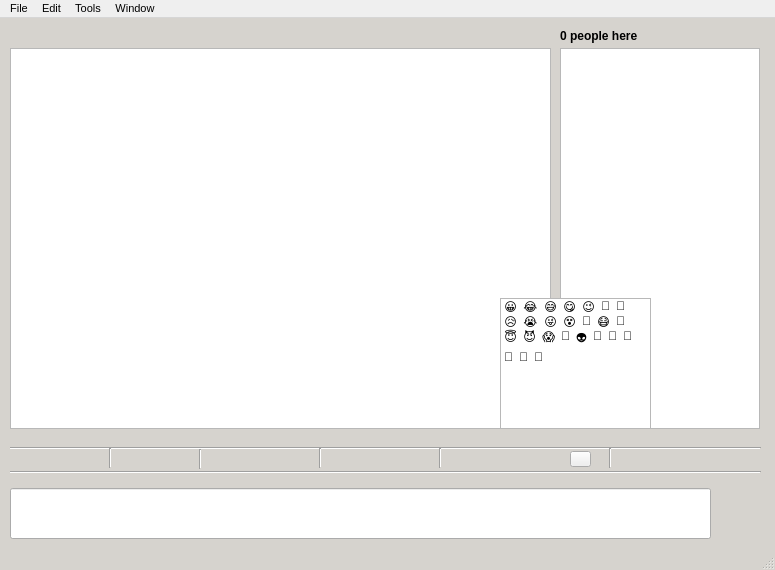
First picture: the form in src/client/chatwindow.ui, repository xdmtk/elysium, before the edit.
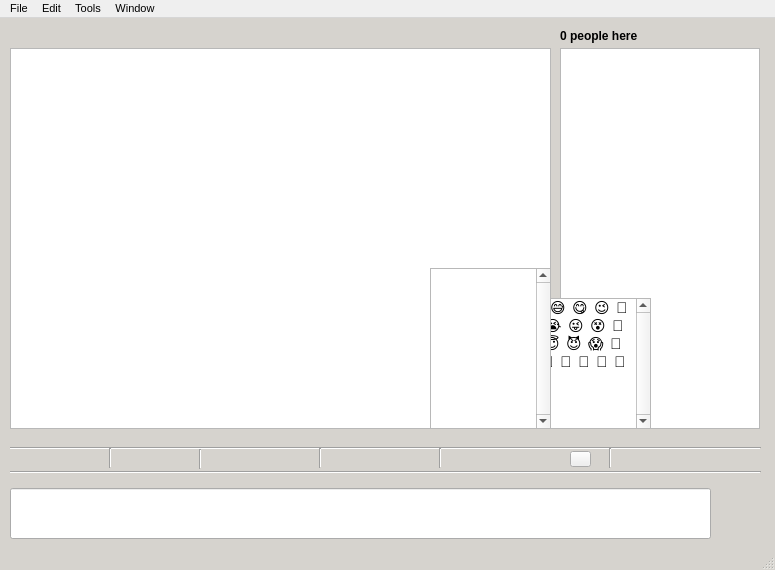
Second picture: the form after the edit. Icons and pictures are not drawn. Custom widgets are drawn as their Qt base class.

Diff of the .ui file:
```diff
--- a/src/client/chatwindow.ui
+++ b/src/client/chatwindow.ui
@@ -471,12 +471,20 @@
       <height>131</height>
      </rect>
     </property>
+    <property name="font">
+     <font>
+      <pointsize>11</pointsize>
+     </font>
+    </property>
     <property name="lineWidth">
-     <number>0</number>
+     <number>5</number>
     </property>
     <property name="midLineWidth">
      <number>0</number>
     </property>
+    <property name="verticalScrollBarPolicy">
+     <enum>Qt::ScrollBarAlwaysOn</enum>
+    </property>
     <property name="movement">
      <enum>QListView::Free</enum>
     </property>
@@ -640,6 +648,31 @@
      </size>
     </property>
    </widget>
+   <widget class="QListWidget" name="FriendsList">
+    <property name="geometry">
+     <rect>
+      <x>430</x>
+      <y>250</y>
+      <width>121</width>
+      <height>161</height>
+     </rect>
+    </property>
+    <property name="autoFillBackground">
+     <bool>false</bool>
+    </property>
+    <property name="frameShape">
+     <enum>QFrame::StyledPanel</enum>
+    </property>
+    <property name="frameShadow">
+     <enum>QFrame::Sunken</enum>
+    </property>
+    <property name="lineWidth">
+     <number>25</number>
+    </property>
+    <property name="verticalScrollBarPolicy">
+     <enum>Qt::ScrollBarAlwaysOn</enum>
+    </property>
+   </widget>
    <zorder>typingIndicator</zorder>
    <zorder>line</zorder>
    <zorder>line2</zorder>
@@ -666,6 +699,7 @@
    <zorder>emojisButton</zorder>
    <zorder>friendsDisplay</zorder>
    <zorder>emojiList</zorder>
+   <zorder>FriendsList</zorder>
   </widget>
   <widget class="QMenuBar" name="menubar">
    <property name="geometry">
@@ -673,7 +707,7 @@
      <x>0</x>
      <y>0</y>
      <width>775</width>
-     <height>19</height>
+     <height>22</height>
     </rect>
    </property>
    <property name="font">
```
